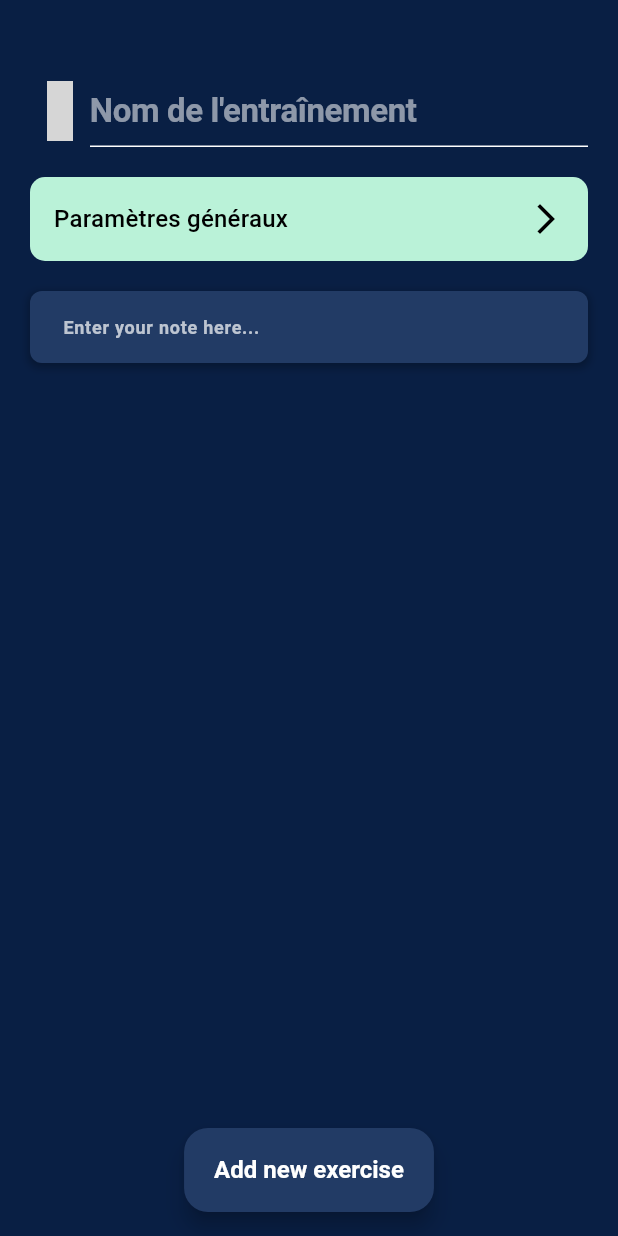
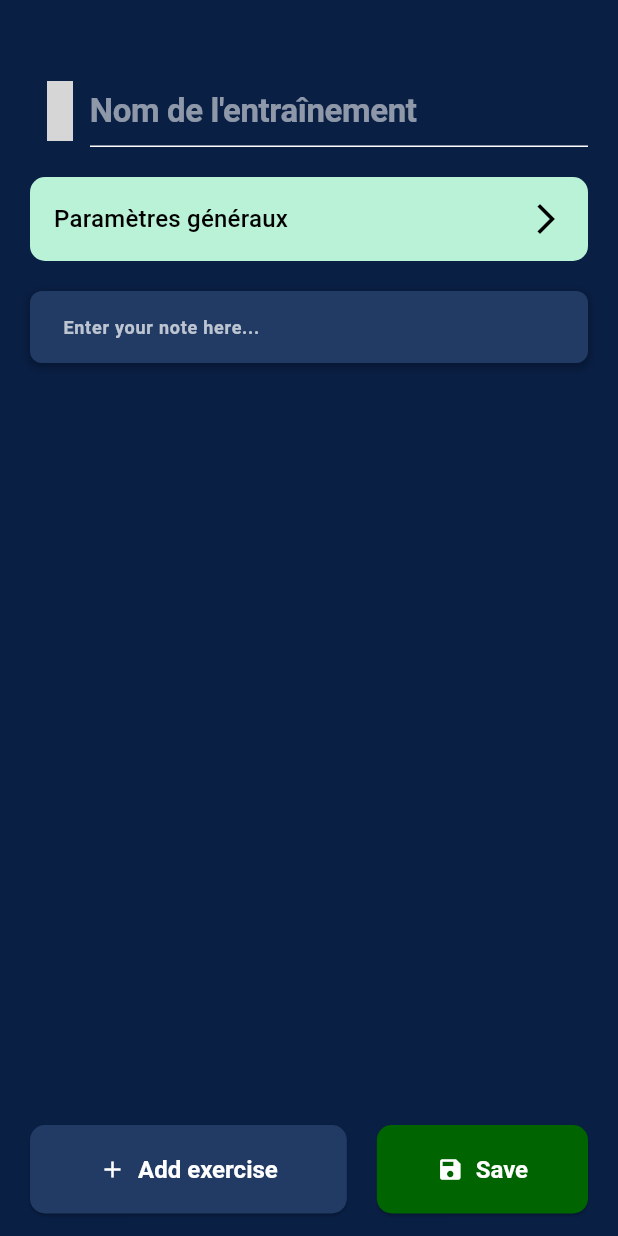
Before and after one commit to thomas26215/Application-mobile-musculation, a Flutter app: the AddNewTrainingPage screen opened directly, on a phone screen of 412 x 824 dp. Run offline on Flutter 3.47's test engine with Material 3 defaults, Android fonts, the phone set to English and light mode, and no system bars; our stand-ins replace unicons; grey boxes are pictures that could not be loaded.

Commit message:
Ajout bouton save

```diff
--- a/lib/pages/trainings/addNewTraining/addExercise/main.dart
+++ b/lib/pages/trainings/addNewTraining/addExercise/main.dart
@@ -47,15 +47,14 @@ class ExerciseWidget extends StatefulWidget {
 }
 
 class _ExerciseWidgetState extends State<ExerciseWidget> {
-
-
-@override
+  @override
   Widget build(BuildContext context) {
     return Expanded(
-      child: ListView.builder(
+      child: ReorderableListView.builder(
         itemCount: widget.exercises.length,
         itemBuilder: (context, index) {
           return Padding(
+            key: ValueKey(widget.exercises[index]),
             padding: const EdgeInsets.symmetric(vertical: 8, horizontal: 0),
             child: ExerciseCard(
               exercise: widget.exercises[index],
@@ -68,10 +67,31 @@ class _ExerciseWidgetState extends State<ExerciseWidget> {
             ),
           );
         },
+        onReorder: (oldIndex, newIndex) {
+          setState(() {
+            if (oldIndex < newIndex) {
+              newIndex -= 1;
+            }
+            final Exercise item = widget.exercises.removeAt(oldIndex);
+            widget.exercises.insert(newIndex, item);
+          });
+        },
+        proxyDecorator: (Widget child, int index, Animation<double> animation) {
+          return AnimatedBuilder(
+            animation: animation,
+            builder: (BuildContext context, Widget? child) {
+              return Material(
+                elevation: 0,
+                color: Colors.transparent,
+                child: child,
+              );
+            },
+            child: child,
+          );
+        },
       ),
     );
   }
-
 }
 
 class ExerciseCard extends StatelessWidget {
--- a/lib/pages/trainings/addNewTraining/globalSettings/main.dart
+++ b/lib/pages/trainings/addNewTraining/globalSettings/main.dart
@@ -75,7 +75,6 @@ class _EditTrainingParametersPageState extends State<EditTrainingParametersPage>
                 });
               },
             ),
-
             SizedBox(height: 20),
             Text('Difficulté', style: Theme.of(context).textTheme.titleMedium?.copyWith(color: Colors.white)),
             DropdownButton<String>(
--- a/lib/pages/trainings/addNewTraining/main.dart
+++ b/lib/pages/trainings/addNewTraining/main.dart
@@ -11,7 +11,7 @@ class AddNewTrainingPage extends StatefulWidget {
   _AddNewTrainingPageState createState() => _AddNewTrainingPageState();
 }
 
-class _AddNewTrainingPageState extends State<AddNewTrainingPage> {
+class _AddNewTrainingPageState extends State<AddNewTrainingPage> with TickerProviderStateMixin {
   String trainingName = "";
   Map<String, dynamic> trainingParameters = {
     'type': 'Full Body',
@@ -20,8 +20,45 @@ class _AddNewTrainingPageState extends State<AddNewTrainingPage> {
   };
   List<Exercise> exercises = [];
 
+  // Animation variables
+  late AnimationController _controller;
+  late Animation<double> _buttonScaleAnimation;
+  late Animation<double> _iconRotationAnimation;
+  late Animation<Color?> _colorAnimation;
+
+  @override
+  void initState() {
+    super.initState();
+    // Initialiser l'animation
+    _controller = AnimationController(
+      duration: Duration(milliseconds: 500),
+      vsync: this,
+    );
+
+    _buttonScaleAnimation = Tween<double>(begin: 1.0, end: 1.2).animate(
+      CurvedAnimation(parent: _controller, curve: Curves.easeInOut),
+    );
+
+    _iconRotationAnimation = Tween<double>(begin: 0.0, end: 1.0).animate(
+      CurvedAnimation(parent: _controller, curve: Curves.easeInOut),
+    );
+
+    _colorAnimation = ColorTween(
+      begin: Color(0xFF006400), // Vert foncé
+      end: Colors.greenAccent, // Couleur plus claire pendant l'animation
+    ).animate(CurvedAnimation(parent: _controller, curve: Curves.easeInOut));
+  }
+
+  @override
+  void dispose() {
+    _controller.dispose(); // Nettoyer l'animation
+    super.dispose();
+  }
+
   @override
   Widget build(BuildContext context) {
+    final darkGreenColor = Color(0xFF006400);  // Une couleur vert foncé
+
     return Scaffold(
       body: Padding(
         padding: const EdgeInsets.only(left: 20, right: 20, top: 50),
@@ -105,10 +142,18 @@ class _AddNewTrainingPageState extends State<AddNewTrainingPage> {
             NoteWidget(),
             SizedBox(height: 20),
             ExerciseWidget(exercises: exercises),
-					],
-				),
-			),
-			floatingActionButton: FloatingActionButton.extended(
+
+            // Espace avant les boutons fixes
+            SizedBox(height: 15),
+
+            // Les boutons fixes avec proportions
+            Row(
+              mainAxisAlignment: MainAxisAlignment.center,
+              children: [
+                // Premier bouton prenant 70% de la place
+                Expanded(
+                  flex: 6,  // Prend 70% de l'espace
+                  child: ElevatedButton.icon(
                     onPressed: () {
                       setState(() {
                         exercises.add(Exercise(
@@ -119,13 +164,69 @@ class _AddNewTrainingPageState extends State<AddNewTrainingPage> {
                         ));
                       });
                     },
+                    icon: Icon(Icons.add, color: Colors.white), // Icône pour ajouter un exercice
                     label: Text(
-					"Add new exercise",
+                      "Add exercise",
                       style: Theme.of(context).textTheme.displayMedium,
                     ),
-				backgroundColor: Theme.of(context).colorScheme.primary,
+                    style: ElevatedButton.styleFrom(
+                      backgroundColor: Theme.of(context).colorScheme.primary, // Couleur du bouton
+                      padding: EdgeInsets.symmetric(horizontal: 15, vertical: 20),
+                      shape: RoundedRectangleBorder(
+                        borderRadius: BorderRadius.circular(10),
                       ),
-			floatingActionButtonLocation: FloatingActionButtonLocation.centerFloat,
+                    ),
+                  ),
+                ),
+                SizedBox(width: 20),
+                // Deuxième bouton avec animation stylisée
+                Expanded(
+                  flex: 4,  // Prend 30% de l'espace
+                  child: AnimatedBuilder(
+                    animation: _controller,
+                    builder: (context, child) {
+                      return Transform.scale(
+                        scale: _buttonScaleAnimation.value,
+                        child: ElevatedButton.icon(
+                          onPressed: () async {
+                            // Démarre l'animation de bouton lorsqu'on clique
+                            _controller.forward().then((value) {
+                              _controller.reverse();  // Revenir à la taille originale après l'animation
+                            });
+
+                            // Votre action de sauvegarde ici
+                          },
+                          icon: AnimatedBuilder(
+                            animation: _iconRotationAnimation,
+                            builder: (context, child) {
+                              return Transform.rotate(
+                                angle: _iconRotationAnimation.value * 2 * 3.1416, // Rotation complète
+                                child: Icon(Icons.save, color: Colors.white),
+                              );
+                            },
+                          ),
+                          label: Text(
+                            "Save",
+                            style: Theme.of(context).textTheme.displayMedium,
+                          ),
+                          style: ElevatedButton.styleFrom(
+                            backgroundColor: _colorAnimation.value,  // Animation de la couleur
+                            padding: EdgeInsets.symmetric(horizontal: 15, vertical: 20),
+                            shape: RoundedRectangleBorder(
+                              borderRadius: BorderRadius.circular(10),
+                            ),
+                          ),
+                        ),
+                      );
+                    },
+                  ),
+                ),
+              ],
+            ),
+            SizedBox(height: 15),
+          ],
+        ),
+      ),
     );
   }
 }
```
Lines whose indentation alone changed are shown as unchanged.
